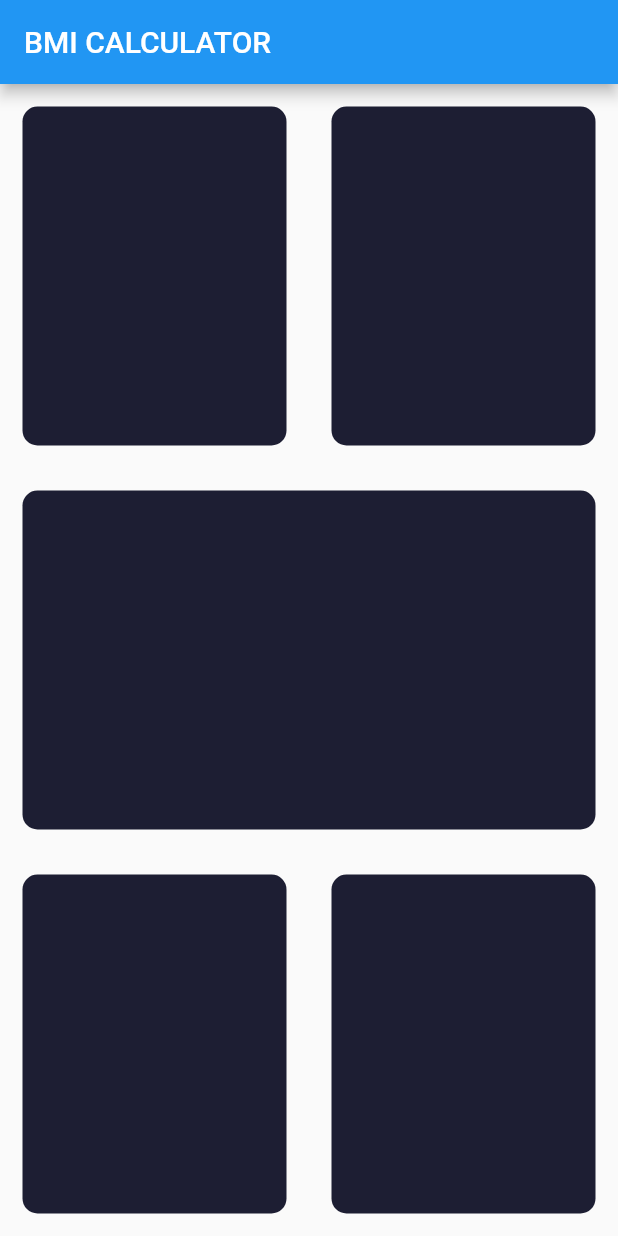
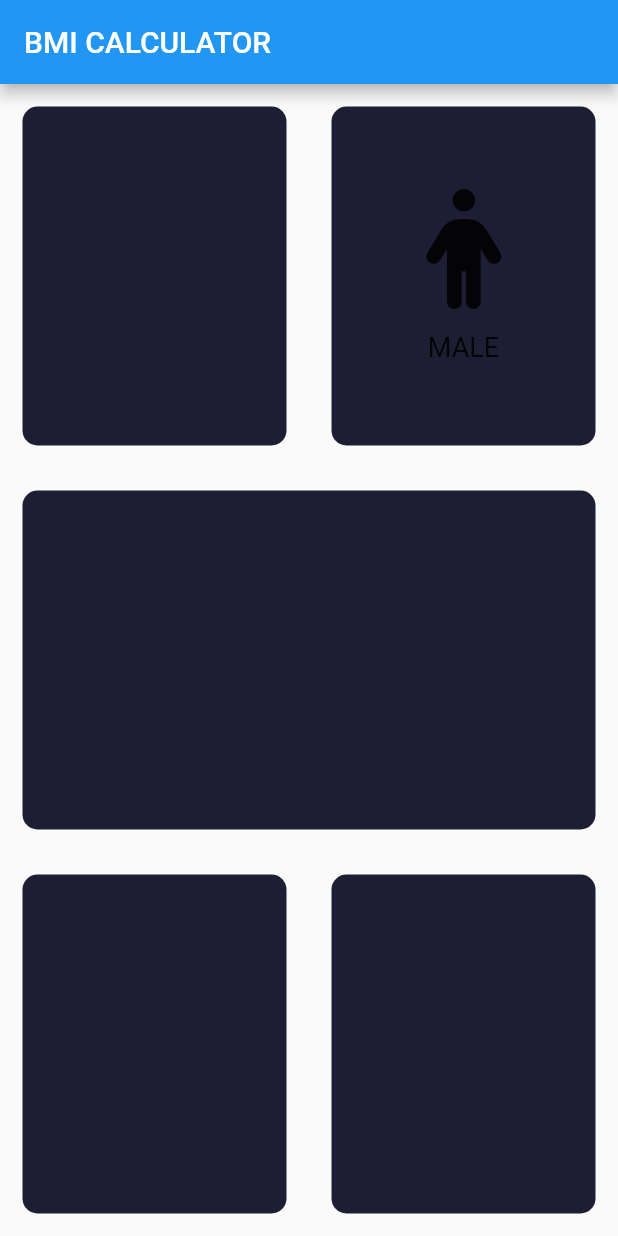
Before and after one commit to mianusmankhalidaziz/usman079, a Flutter app: the screen it shows after launch, on a phone screen of 412 x 824 dp. Run offline on Flutter 3.47's test engine with Material 2 defaults, Android fonts, the light colour scheme and no system bars; our stand-ins replace font_awesome_flutter.

Commit message:
Error in Video lecture 57 part 4
mainAxisAlignment.center ka issue ka arha hy sir error aarha hy

```diff
--- a/bmi-calculator-flutter-master/lib/main.dart
+++ b/bmi-calculator-flutter-master/lib/main.dart
@@ -1,5 +1,5 @@
 import 'package:flutter/material.dart';
-
+import 'package:font_awesome_flutter/font_awesome_flutter.dart';
 void main() => runApp(BMICalculator());
 
 class BMICalculator extends StatelessWidget {
@@ -29,50 +29,37 @@ class _InputPageState extends State<InputPage> {
             children: [
               Expanded(child:
 
-                Container(
-                  margin: EdgeInsets.all(15.0),
-                  decoration: BoxDecoration(
-                    color: Color(0xFF1D1E33),
-                    borderRadius:BorderRadius.circular(10.0),
+                RepeatContainerCode(
+                  colors : Color(0xFF1D1E33),
+                ),),
+              Expanded(child:RepeatContainerCode(
+                colors : Color(0xFF1D1E33),
+                  cardWigdet: Column(
+                    mainAxisAlignment: .center,
+                    children: [
+                      Icon(
+                        FontAwesomeIcons.male,
+                        size: 80.0,
+                      ),
+                      SizedBox(
+                        height: 15.0,
+                      ),
+                      Text('MALE',
+                        style: TextStyle(
+                        fontSize: 18.0,
+                      ),
 
+                      ),
+                    ],
                   ),
-                ),),
-              Expanded(child: Container(
-                margin: EdgeInsets.all(15.0),
-                decoration: BoxDecoration(
-                  color: Color(0xFF1D1E33),
-                  borderRadius:BorderRadius.circular(10.0),
-
-                ),
               ),),
             ],
           ),),
-          Expanded(child: Container(
-            margin: EdgeInsets.all(15.0),
-            decoration: BoxDecoration(
-              color: Color(0xFF1D1E33),
-              borderRadius:BorderRadius.circular(10.0),
-
-            ),
-          ),),
+          Expanded(child:RepeatContainerCode(colors : Color(0xFF1D1E33),),),
           Expanded(child:  Row(
             children: [
-              Expanded(child: Container(
-                margin: EdgeInsets.all(15.0),
-                decoration: BoxDecoration(
-                  color: Color(0xFF1D1E33),
-                  borderRadius:BorderRadius.circular(10.0),
-
-                ),
-              ),),
-              Expanded(child: Container(
-                margin: EdgeInsets.all(15.0),
-                decoration: BoxDecoration(
-                  color: Color(0xFF1D1E33),
-                  borderRadius:BorderRadius.circular(10.0),
-
-                ),
-              ),),
+              Expanded(child: RepeatContainerCode(colors : Color(0xFF1D1E33),),),
+              Expanded(child: RepeatContainerCode(colors : Color(0xFF1D1E33),),),
             ],
           ),),
         ],
@@ -80,3 +67,21 @@ class _InputPageState extends State<InputPage> {
     );
   }
 }
+
+class RepeatContainerCode extends StatelessWidget {
+  RepeatContainerCode({@required this.colors, this.cardWigdet});
+  final Color colors;
+  final Widget cardWigdet;
+  @override
+  Widget build(BuildContext context) {
+    return Container(
+      margin: EdgeInsets.all(15.0),
+      child: cardWigdet,
+      decoration: BoxDecoration(
+        color: colors,
+        borderRadius:BorderRadius.circular(10.0),
+
+      ),
+    );
+  }
+}
--- a/bmi-calculator-flutter-master/pubspec.yaml
+++ b/bmi-calculator-flutter-master/pubspec.yaml
@@ -11,7 +11,7 @@ dependencies:
     sdk: flutter
 
   cupertino_icons: ^0.1.2
-
+  font_awesome_flutter: ^10.2.1
 dev_dependencies:
   flutter_test:
     sdk: flutter
```
